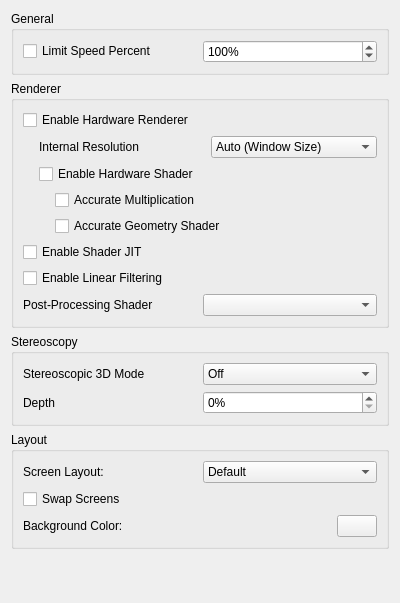
Before: the Qt Designer form src/citra_qt/configuration/configure_graphics.ui in akashanotenshi/rusty, drawn with Qt 5.
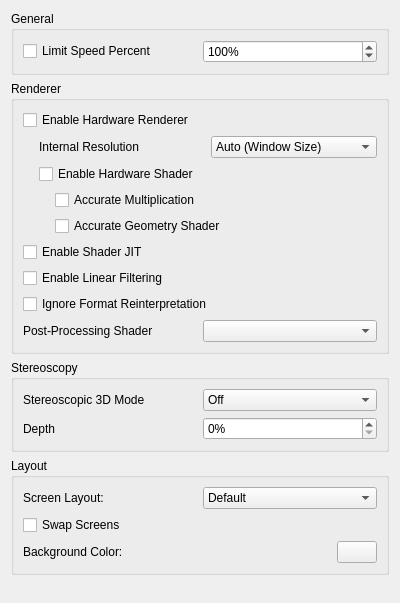
After: the same form once the commit is applied.

Commit message: taken2009's ignore format reinterpretation

Diff of the .ui file:
```diff
--- a/src/citra_qt/configuration/configure_graphics.ui
+++ b/src/citra_qt/configuration/configure_graphics.ui
@@ -219,6 +219,13 @@
         </property>
        </widget>
       </item>
+      <item>
+       <widget class="QCheckBox" name="toggle_format_reinterpret_hack">
+        <property name="text">
+         <string>Ignore Format Reinterpretation</string>
+        </property>
+       </widget>
+      </item>
       <item>
        <layout class="QHBoxLayout" name="horizontalLayout_11">
         <item>
```
The commit also changes 9 other files.
